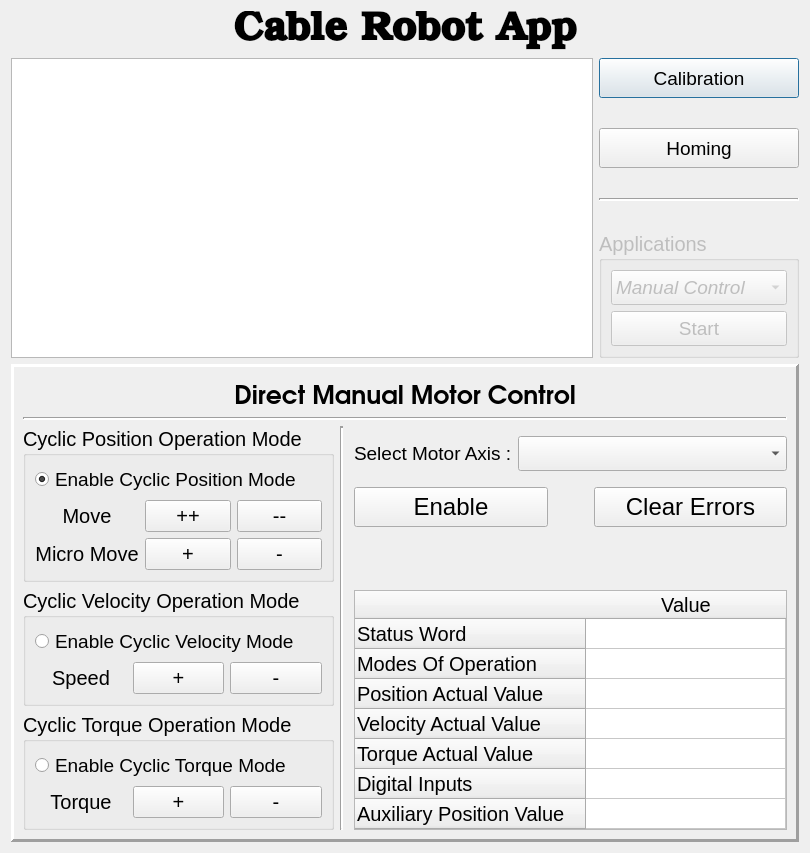
First picture: the form in widgets/main_gui.ui, repository IRMA-LAB/cable_robot, before the edit.
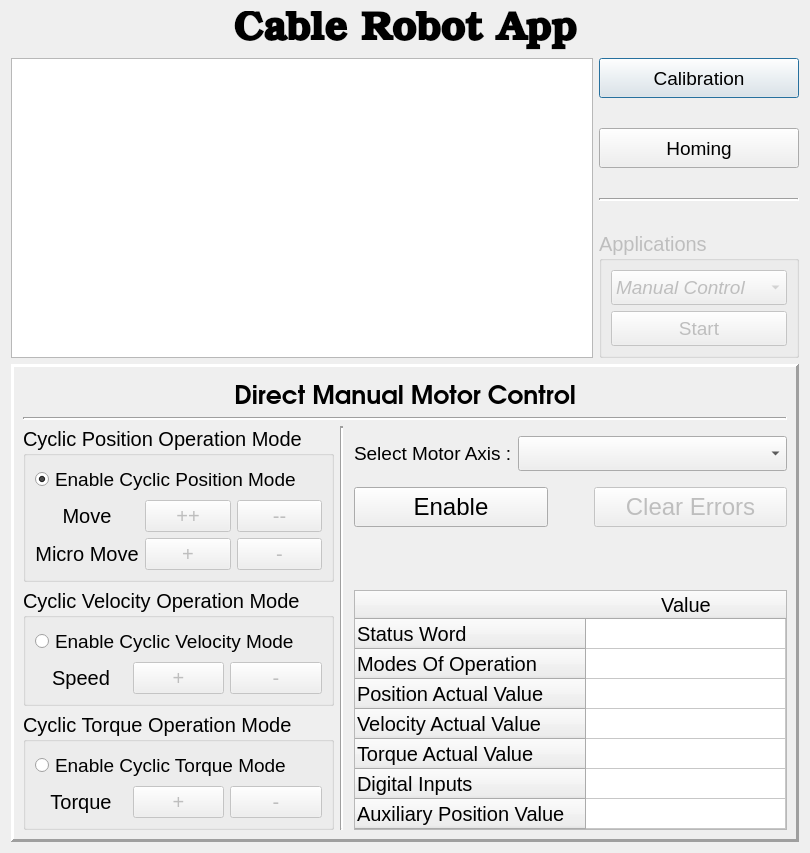
Second picture: the form after the edit. Icons and pictures are not drawn.

What changed in the file:
```diff
--- a/widgets/main_gui.ui
+++ b/widgets/main_gui.ui
@@ -369,6 +369,9 @@
                   <layout class="QVBoxLayout" name="verticalLayout_6">
                    <item>
                     <widget class="QPushButton" name="pushButton_posPlus">
+                     <property name="enabled">
+                      <bool>false</bool>
+                     </property>
                      <property name="font">
                       <font>
                        <pointsize>15</pointsize>
@@ -381,6 +384,9 @@
                    </item>
                    <item>
                     <widget class="QPushButton" name="pushButton_posMicroPlus">
+                     <property name="enabled">
+                      <bool>false</bool>
+                     </property>
                      <property name="font">
                       <font>
                        <pointsize>15</pointsize>
@@ -397,6 +403,9 @@
                   <layout class="QVBoxLayout" name="verticalLayout_8">
                    <item>
                     <widget class="QPushButton" name="pushButton_posMinus">
+                     <property name="enabled">
+                      <bool>false</bool>
+                     </property>
                      <property name="font">
                       <font>
                        <pointsize>15</pointsize>
@@ -409,6 +418,9 @@
                    </item>
                    <item>
                     <widget class="QPushButton" name="pushButton_posMicroMinus">
+                     <property name="enabled">
+                      <bool>false</bool>
+                     </property>
                      <property name="font">
                       <font>
                        <pointsize>15</pointsize>
@@ -473,6 +485,9 @@
                  </item>
                  <item>
                   <widget class="QPushButton" name="pushButton_speedPlus">
+                   <property name="enabled">
+                    <bool>false</bool>
+                   </property>
                    <property name="font">
                     <font>
                      <pointsize>15</pointsize>
@@ -485,6 +500,9 @@
                  </item>
                  <item>
                   <widget class="QPushButton" name="pushButton_speedMinus">
+                   <property name="enabled">
+                    <bool>false</bool>
+                   </property>
                    <property name="font">
                     <font>
                      <pointsize>15</pointsize>
@@ -547,6 +565,9 @@
                  </item>
                  <item>
                   <widget class="QPushButton" name="pushButton_torquePlus">
+                   <property name="enabled">
+                    <bool>false</bool>
+                   </property>
                    <property name="font">
                     <font>
                      <pointsize>15</pointsize>
@@ -559,6 +580,9 @@
                  </item>
                  <item>
                   <widget class="QPushButton" name="pushButton_torqueMinus">
+                   <property name="enabled">
+                    <bool>false</bool>
+                   </property>
                    <property name="font">
                     <font>
                      <pointsize>15</pointsize>
@@ -713,6 +737,9 @@
             </item>
             <item>
              <widget class="QPushButton" name="pushButton_faultReset">
+              <property name="enabled">
+               <bool>false</bool>
+              </property>
               <property name="minimumSize">
                <size>
                 <width>0</width>
```
